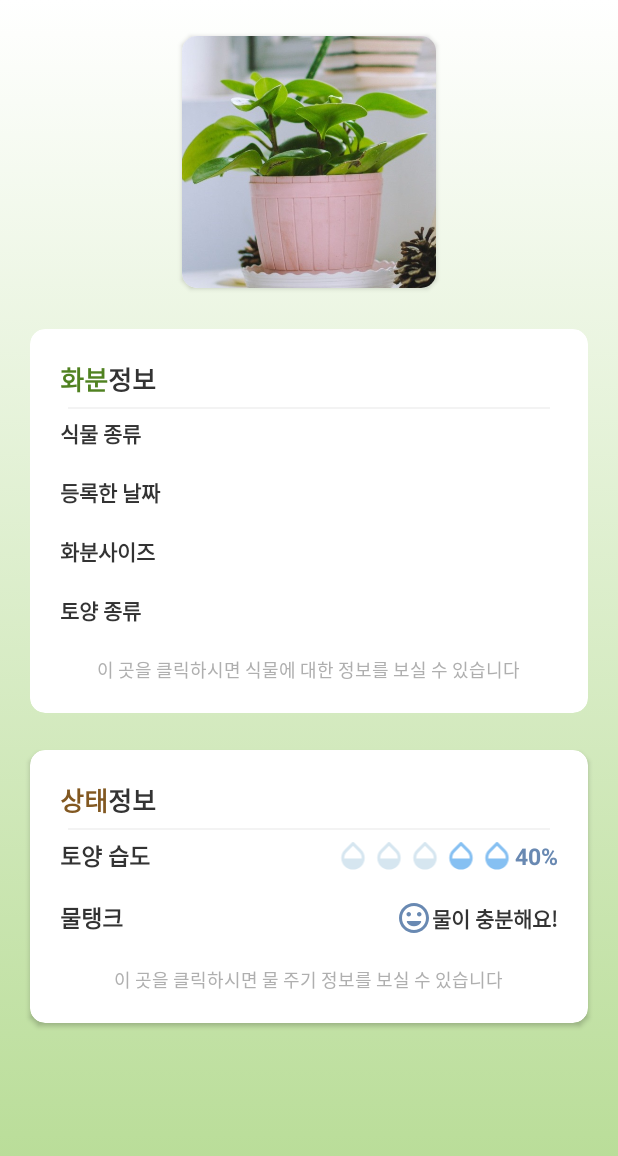
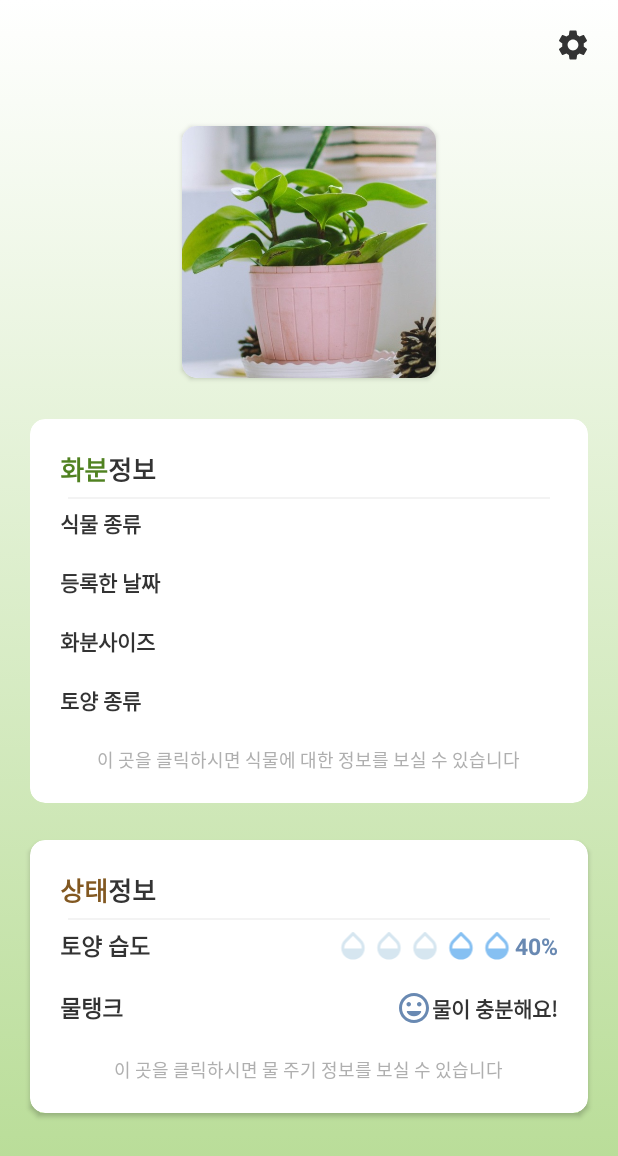
Before and after one commit to jiyeung-yun/teamc_capstone_design, an Android app: the MainActivity screen opened directly, with no data from a screen before it, on a phone screen of 412 x 824 dp. Shown: the top 1156 px of the screen. Run offline under Robolectric (Android 15) with nearby library versions, the phone set to English and light mode, and no system bars.

Commit message:
2020-11-02 회의 후 수정본

```diff
--- a/Capstone/app/src/main/java/com/Capstone/plantplant/MainActivity.java
+++ b/Capstone/app/src/main/java/com/Capstone/plantplant/MainActivity.java
@@ -38,11 +38,23 @@ public class MainActivity extends AppCompatActivity {
     String plant_kind;
     TextView main_plant_name,main_regi_date,main_soil_kind,main_pot_size;
     CardView view_potplant,view_plantstate;
+    ImageButton btn_setting;
 
     @Override
     protected void onCreate(Bundle savedInstanceState) {
         super.onCreate(savedInstanceState);
         setContentView(R.layout.activity_main);
+
+
+        btn_setting = findViewById(R.id.btn_setting);
+        btn_setting.setOnClickListener(new View.OnClickListener() {
+            @Override
+            public void onClick(View view) {
+                Intent set = new Intent(getApplicationContext(),ControlActivity.class);
+                startActivity(set);
+            }
+        });
+
 
         //메모리에 저장된 데이터 불러오기
         SharedPreferences prefs = getApplicationContext().getSharedPreferences(PREFERENCES_NAME, Context.MODE_PRIVATE);
--- a/Capstone/app/src/main/java/com/Capstone/plantplant/StorageActivity.java
+++ b/Capstone/app/src/main/java/com/Capstone/plantplant/StorageActivity.java
@@ -98,7 +98,6 @@ public class StorageActivity extends AppCompatActivity {
                         setResult(RESULT_OK);
                         finish();
                         return;
-
                     }catch(Exception e){
                         e.printStackTrace();
                     }
--- a/Capstone/app/src/main/res/layout/activity_main.xml
+++ b/Capstone/app/src/main/res/layout/activity_main.xml
@@ -17,7 +17,25 @@
             android:layout_height="wrap_content"
             android:orientation="vertical"
             android:paddingBottom="@dimen/side_padding">
+            <androidx.appcompat.widget.Toolbar
+                android:id="@+id/toolbar"
+                android:layout_width="match_parent"
+                android:layout_height="wrap_content"
+                android:minHeight="?attr/actionBarSize"
+                app:contentInsetStart="0dp"
+                android:theme="?attr/actionBarTheme" >
 
+                <ImageButton
+                    android:id="@+id/btn_setting"
+                    android:layout_width="wrap_content"
+                    android:layout_height="wrap_content"
+                    android:layout_gravity="right|center_vertical"
+                    android:layout_margin="@dimen/side_padding"
+                    android:background="@null"
+                    android:gravity="center"
+                    android:src="@drawable/ic_settings_24px"
+                    android:tint="@color/colorTitleFont" />
+            </androidx.appcompat.widget.Toolbar>
 
             <androidx.cardview.widget.CardView
                 android:layout_width="@dimen/image_size"
```
Also changed, not shown: Capstone/app/src/main/java/com/Capstone/plantplant/ControlActivity.java (+10 -1 lines), Capstone/app/src/main/java/com/Capstone/plantplant/WaterActivity.java (+0 -11 lines), Capstone/app/src/main/res/layout/activity_water.xml (+0 -14 lines), 1 other file.
